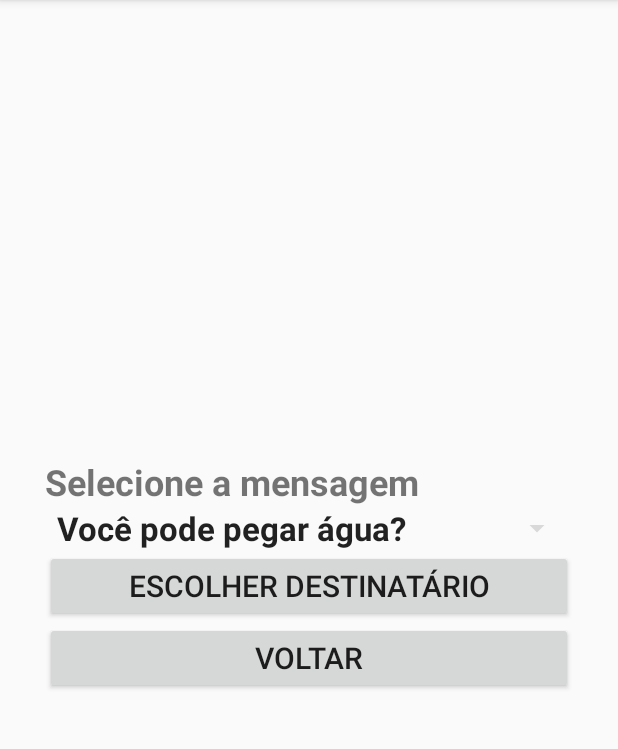
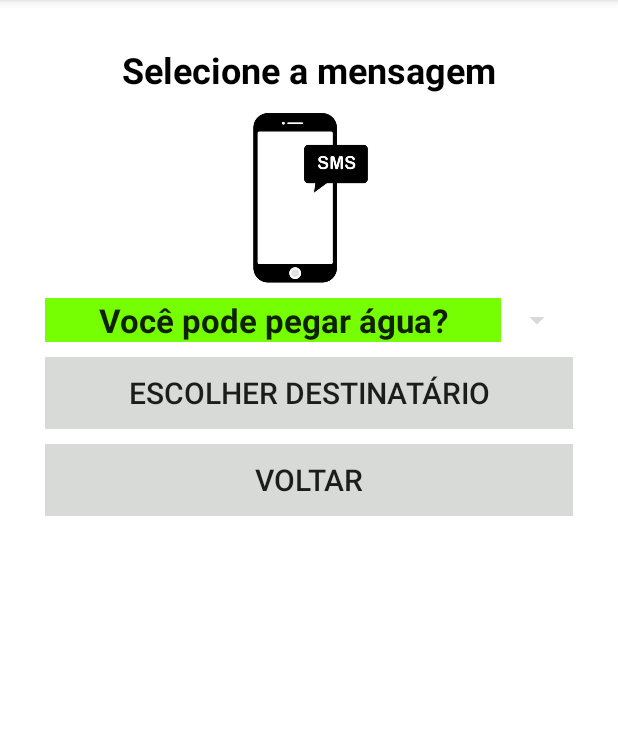
Before and after one commit to luizfelipelazzaron/desagil-projeto1, an Android app: the DefinedMessagesActivity screen opened directly, with no data from a screen before it, on a phone screen of 412 x 824 dp, the part 84-833 px from its top. Run offline under Robolectric (Android 15) with nearby library versions, the phone set to English and light mode, and no system bars.

Commit message:
alteracoes spinner

```diff
--- a/app/src/main/res/layout/activity_defined_messages.xml
+++ b/app/src/main/res/layout/activity_defined_messages.xml
@@ -1,23 +1,47 @@
 <?xml version="1.0" encoding="utf-8"?>
-
-<GridLayout xmlns:android="http://schemas.android.com/apk/res/android"
+<LinearLayout xmlns:android="http://schemas.android.com/apk/res/android"
+    xmlns:app="http://schemas.android.com/apk/res-auto"
     xmlns:tools="http://schemas.android.com/tools"
     android:layout_width="match_parent"
+    android:layout_height="match_parent"
+    android:background="#FFFFFF"
+    android:orientation="vertical"
+    android:padding="30sp"
+    tools:context=".DefinedMessagesActivity">
+
+    <LinearLayout
+        android:layout_width="match_parent"
         android:layout_height="wrap_content"
-    android:layout_gravity="center"
-    android:columnCount="1"
-    android:padding='30dp'
-    android:rowCount="3"
-    tools:context=".DefinedMessagesActivity">
+        android:orientation="vertical">
 
         <TextView
             android:layout_width="match_parent"
             android:layout_height="wrap_content"
+            android:background="#FFFFFF"
             android:text="Selecione a mensagem"
-        android:textStyle="bold"
-        android:textAlignment="viewStart"
+            android:textAlignment="center"
+            android:textColor="#000000"
             android:textSize="24sp"
+            android:textStyle="normal|bold"
             tools:ignore="HardcodedText" />
+    </LinearLayout>
+
+    <LinearLayout
+        android:layout_width="match_parent"
+        android:layout_height="136dp"
+        android:orientation="vertical">
+
+        <ImageView
+            android:id="@+id/imageView"
+            android:layout_width="match_parent"
+            android:layout_height="137dp"
+            app:srcCompat="@drawable/cel" />
+    </LinearLayout>
+
+    <LinearLayout
+        android:layout_width="match_parent"
+        android:layout_height="wrap_content"
+        android:orientation="vertical">
 
         <Spinner
             android:id="@+id/spinner_messages"
@@ -25,29 +49,44 @@
             android:layout_height="wrap_content"
             android:layout_centerVertical="true"
             android:layout_gravity="center"
-        android:layout_marginTop="0dp"
-        android:layout_marginBottom="0dp"
             android:backgroundTint="#d9d9d9"
             android:entries="@array/messages"
             android:spinnerMode="dropdown"
             android:textSize="20sp"
             android:theme="@style/SpinnerTheme"
             tools:ignore="ObsoleteLayoutParam" />
+    </LinearLayout>
+
+    <LinearLayout
+        android:layout_width="match_parent"
+        android:layout_height="wrap_content"
+        android:layout_marginTop="10sp"
+        android:orientation="vertical">
 
         <Button
             android:id="@+id/enviar"
             android:layout_width="match_parent"
             android:layout_height="wrap_content"
-        android:text="Escolher destinatário"
+            android:background="#D7DAD7"
+            android:text="escolher destinatário"
             android:textSize="20sp"
             tools:ignore="HardcodedText" />
+    </LinearLayout>
+
+    <LinearLayout
+        android:layout_width="match_parent"
+        android:layout_height="wrap_content"
+        android:layout_marginTop="10sp"
+        android:orientation="vertical">
 
         <Button
             android:id="@+id/back"
             android:layout_width="match_parent"
             android:layout_height="wrap_content"
-        android:text="Voltar"
+            android:background="#D7DAD7"
+            android:text="voltar"
             android:textSize="20sp"
             tools:ignore="ButtonStyle,HardcodedText" />
+    </LinearLayout>
 
-</GridLayout>
+</LinearLayout>
--- a/app/src/main/res/layout/activity_new_message.xml
+++ b/app/src/main/res/layout/activity_new_message.xml
@@ -131,7 +131,7 @@
             android:layout_height="wrap_content"
             android:layout_marginRight="2.5sp"
             android:layout_weight="1"
-            android:background="#FF9100"
+            android:background="#D7DAD7"
             android:text="voltar"
             android:textSize="20sp"
             tools:ignore="ButtonStyle,HardcodedText" />
@@ -142,7 +142,7 @@
             android:layout_height="wrap_content"
             android:layout_marginLeft="2.5sp"
             android:layout_weight="1"
-            android:background="#FFEA00"
+            android:background="#D7DAD7"
             android:text="destinatário"
             android:textSize="20sp"
             tools:ignore="ButtonStyle,HardcodedText" />
--- a/app/src/main/res/layout/activity_send_message.xml
+++ b/app/src/main/res/layout/activity_send_message.xml
@@ -19,7 +19,7 @@
             android:id="@+id/imageView2"
             android:layout_width="match_parent"
             android:layout_height="60dp"
-            app:srcCompat="@drawable/download" />
+            app:srcCompat="@drawable/message" />
     </LinearLayout>
 
     <LinearLayout
@@ -127,7 +127,7 @@
             android:layout_height="wrap_content"
             android:layout_marginRight="2.5sp"
             android:layout_weight="1"
-            android:background="#FF9100"
+            android:background="#D7DAD7"
             android:text="voltar"
             android:textSize="20sp"
             tools:ignore="ButtonStyle,HardcodedText" />
@@ -138,7 +138,7 @@
             android:layout_height="wrap_content"
             android:layout_marginLeft="2.5sp"
             android:layout_weight="1"
-            android:background="#FF9100"
+            android:background="#D7DAD7"
             android:text="enviar"
             android:textSize="20sp"
             tools:ignore="ButtonStyle,HardcodedText" />
--- a/app/src/main/res/layout/simple_spinner_dropdown_item.xml
+++ b/app/src/main/res/layout/simple_spinner_dropdown_item.xml
@@ -8,6 +8,8 @@
     android:layout_height="?android:attr/listPreferredItemHeight"
     android:ellipsize="marquee"
     android:singleLine="true"
+    android:textAlignment="center"
+    android:background="#76FF03"
     android:textColor="#aa66cc"
     android:textSize="22sp"
     tools:ignore="UnusedResources" />
--- a/app/src/main/res/layout/simple_spinner_item.xml
+++ b/app/src/main/res/layout/simple_spinner_item.xml
@@ -5,7 +5,9 @@
     style="?android:attr/spinnerItemStyle"
     android:layout_width="match_parent"
     android:layout_height="wrap_content"
+    android:textAlignment="center"
     android:ellipsize="marquee"
     android:singleLine="true"
+    android:background="#76FF03"
     android:textSize="22sp"
     android:textStyle="bold" />
```
Also changed, not shown: app/src/main/res/drawable-v24/cel.png (added), app/src/main/res/drawable-v24/icon1.png (deleted), app/src/main/res/drawable-v24/message.png (renamed from app/src/main/res/drawable-v24/download.png). Lines whose indentation alone changed are shown as unchanged.
